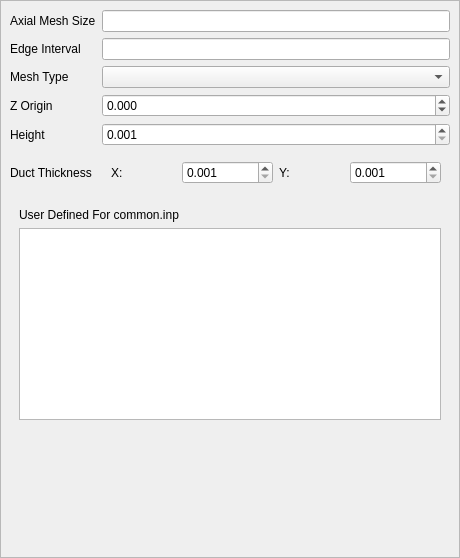
This is Application/qDefaults.ui in Sprunth/RGG as Qt 5 draws it before an edit. The edited form follows.
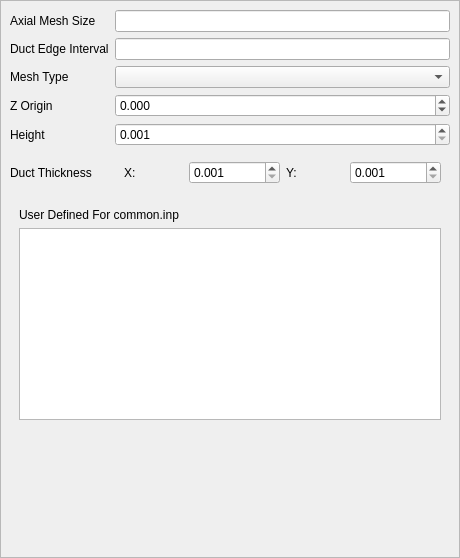
This is the edited form.

```diff
--- a/Application/qDefaults.ui
+++ b/Application/qDefaults.ui
@@ -27,8 +27,8 @@
        <rect>
         <x>0</x>
         <y>0</y>
-        <width>458</width>
-        <height>556</height>
+        <width>471</width>
+        <height>541</height>
        </rect>
       </property>
       <layout class="QGridLayout" name="gridLayout_2">
@@ -91,7 +91,7 @@
        <item row="1" column="0">
         <widget class="QLabel" name="label_12">
          <property name="text">
-          <string>Edge Interval</string>
+          <string>Duct Edge Interval</string>
          </property>
         </widget>
        </item>
```
Left out of the diff: 23 changed lines with no effect on the pictures.
